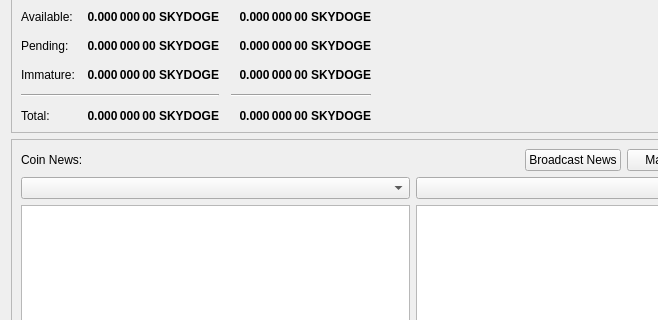
Before: the Qt Designer form src/qt/forms/overviewpage.ui in skydogenet/mainchain, drawn with Qt 5; both pictures show x 0 to 658 and y 85 to 405 of the 826 by 603 pixel window.
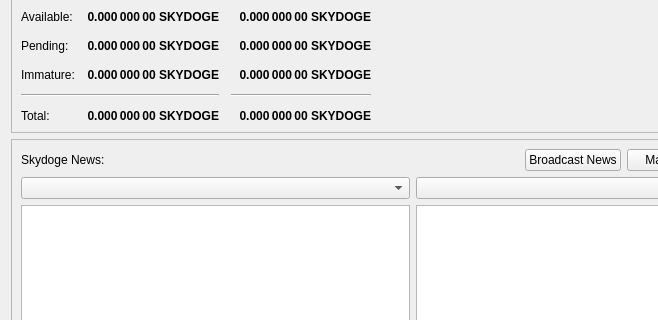
After: the same form once the commit is applied. Icons and pictures are not drawn.

```diff
--- a/src/qt/forms/overviewpage.ui
+++ b/src/qt/forms/overviewpage.ui
@@ -440,7 +440,7 @@
         <item>
          <widget class="QLabel" name="label_3">
           <property name="text">
-           <string>Coin News:</string>
+           <string>Skydoge News:</string>
           </property>
          </widget>
         </item>
```
